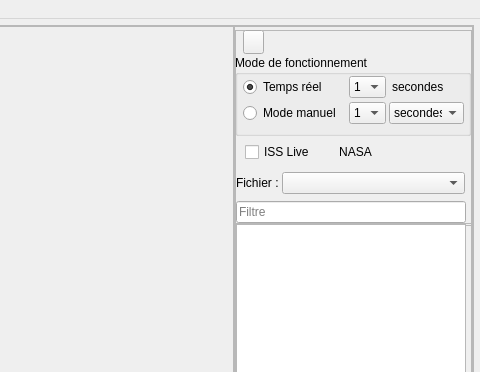
Old version of the form src/interface/previsat.ui in the repository mconsidine/previsat_archive; both pictures show x 600 to 1080 and y 0 to 372 of the 1080 by 684 pixel window.
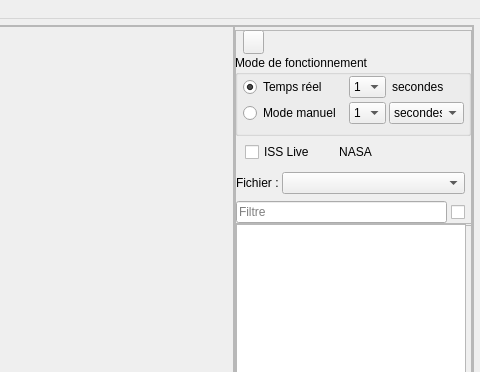
New version of the form. Icons and pictures are not drawn.

Commit message: Ajout des cases a cocher pour afficher les satellites qui sont coches dans les listes

The edit to the form file:
```diff
--- a/src/interface/previsat.ui
+++ b/src/interface/previsat.ui
@@ -642,7 +642,7 @@
               <rect>
                <x>1</x>
                <y>171</y>
-               <width>230</width>
+               <width>211</width>
                <height>22</height>
               </rect>
              </property>
@@ -659,6 +659,19 @@
               <bool>true</bool>
              </property>
             </widget>
+            <widget class="QCheckBox" name="satellitesChoisis">
+             <property name="geometry">
+              <rect>
+               <x>216</x>
+               <y>172</y>
+               <width>21</width>
+               <height>20</height>
+              </rect>
+             </property>
+             <property name="text">
+              <string/>
+             </property>
+            </widget>
            </widget>
           </item>
           <item>
```
The commit also changes 16 other files.
